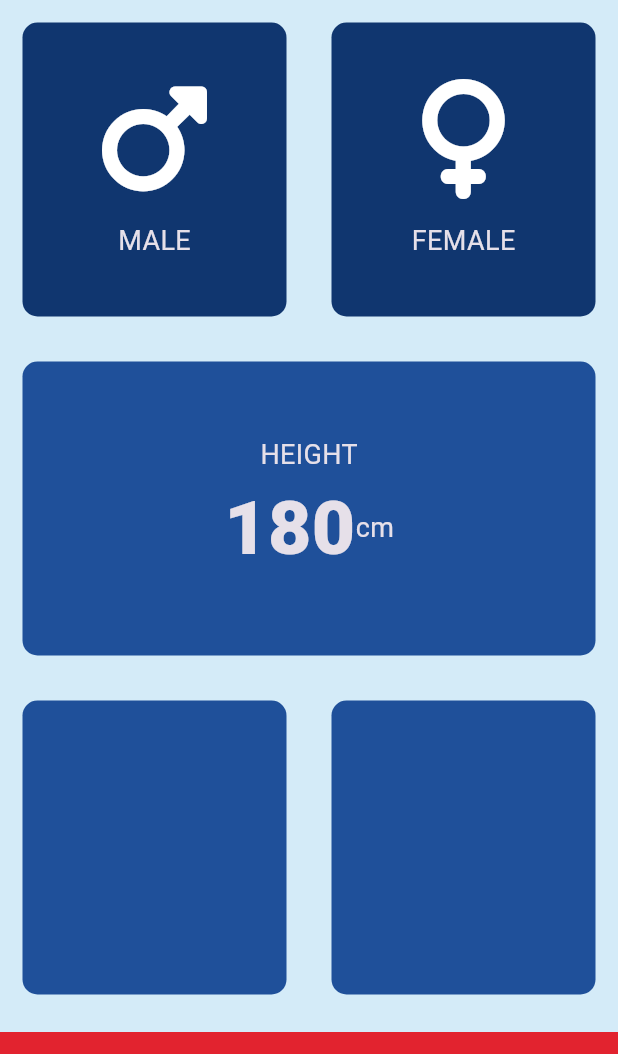
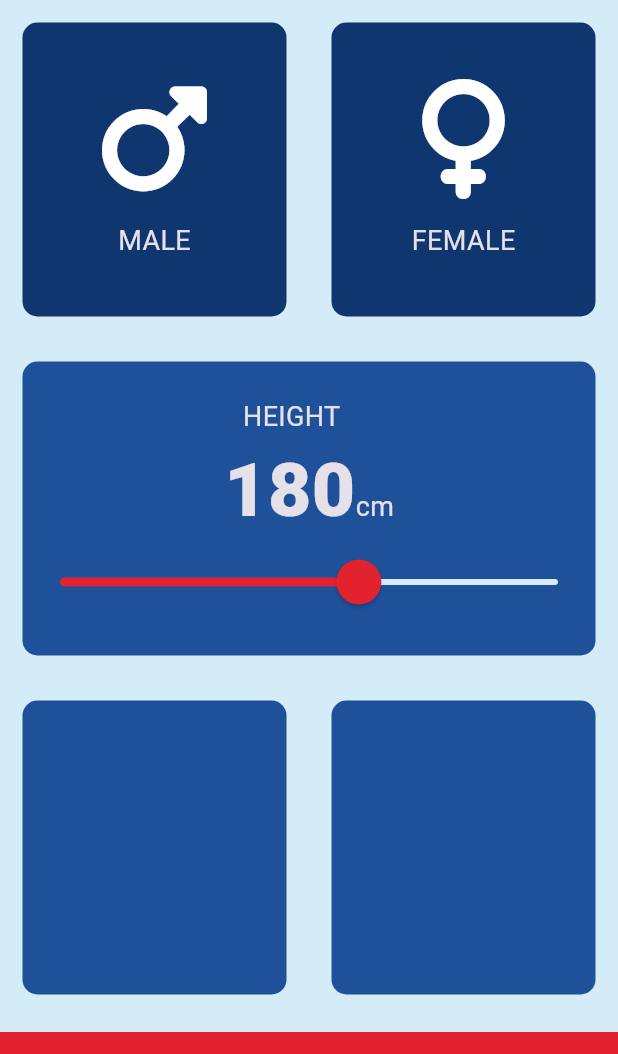
Before and after one commit to AfzalVirk/bmi-calculatorapp-flutter, a Flutter app: the screen it shows after launch, on a phone screen of 412 x 824 dp, the part 84-1138 px from its top. Run offline on Flutter 3.47's test engine with Material 3 defaults, Android fonts, the phone set to English and light mode, and no system bars; our stand-ins replace font_awesome_flutter.

Commit message:
Slider added

```diff
--- a/lib/input_page.dart
+++ b/lib/input_page.dart
@@ -13,6 +13,7 @@ class InputPage extends StatefulWidget {
 
 class _InputPageState extends State<InputPage> {
   Gender? genderselected;
+  int height = 180;
   /*Color maleCardColor = inactivecolor;
   Color femaleCardColor = inactivecolor;
 
@@ -87,14 +88,16 @@ class _InputPageState extends State<InputPage> {
                 mainAxisAlignment: MainAxisAlignment.center,
                 children: <Widget>[
                   Text(
-                    'HEIGHT',
+                    'HEIGHT     ',
                     style: kLabelTextStyle,
                   ),
                   Row(
                     mainAxisAlignment: MainAxisAlignment.center,
+                    crossAxisAlignment: CrossAxisAlignment.baseline,
+                    textBaseline: TextBaseline.alphabetic,
                     children: <Widget>[
                       Text(
-                        '180',
+                        height.toString(),
                         style: kNumberTextStyle,
                       ),
                       Text(
@@ -102,6 +105,25 @@ class _InputPageState extends State<InputPage> {
                         style: kLabelTextStyle,
                       )
                     ],
+                  ),
+                  SliderTheme(
+                    data: SliderTheme.of(context).copyWith(
+                        thumbShape:
+                            RoundSliderThumbShape(enabledThumbRadius: 15.0),
+                        overlayShape:
+                            RoundSliderOverlayShape(overlayRadius: 25.0)),
+                    child: Slider(
+                      value: height.toDouble(),
+                      min: 120.0,
+                      max: 220.0,
+                      activeColor: Color(0xFFE2232F),
+                      inactiveColor: Color(0XFFD4EBF8),
+                      onChanged: (double newValue) {
+                        setState(() {
+                          height = newValue.round();
+                        });
+                      },
+                    ),
                   ),
                 ],
               ),
```
